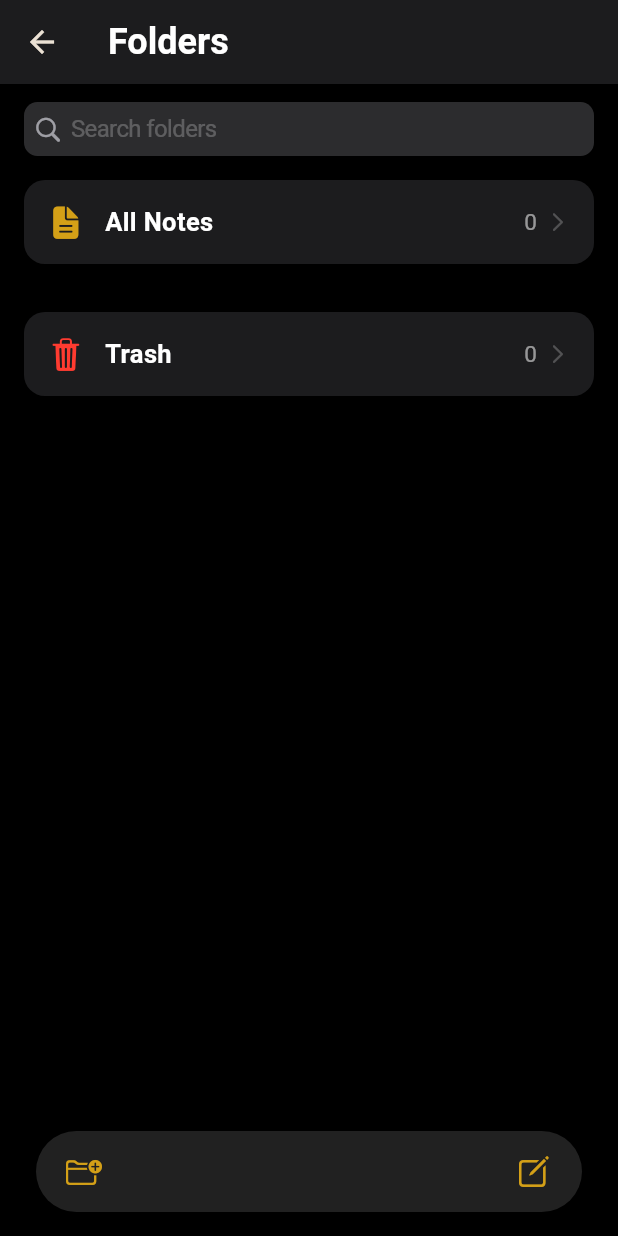
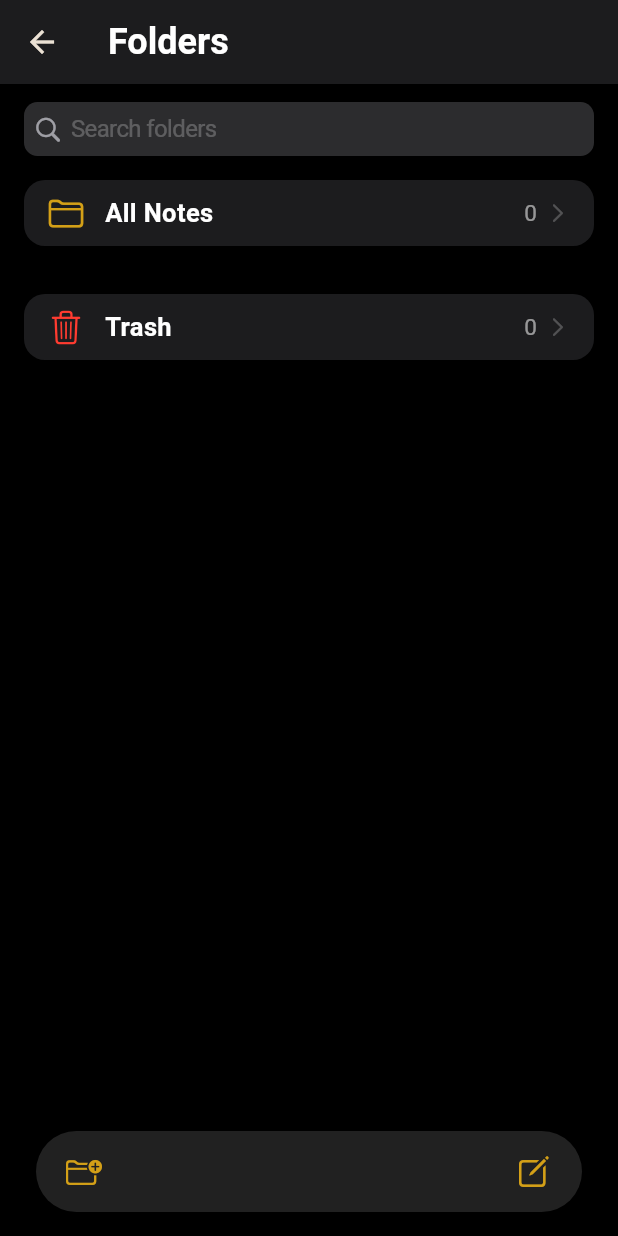
Before and after one commit to Adelodunpeter25/notes, a Flutter app: the FoldersView screen opened directly with empty values, on a phone screen of 412 x 824 dp. Run offline on Flutter 3.47's test engine with Material 3 defaults, Android fonts, the phone set to English and light mode, and no system bars; our stand-ins replace dio, drift, shared_preferences; missing offline and left inert: appflowy_editor; accounts and stored records are empty; generated files the repository leaves out were written again; Roboto replaces fonts that are missing (SF Pro Text).

Commit message:
Unify folder icons to outline and reduce folder card vertical padding

```diff
--- a/lib/widgets/folders_view.dart
+++ b/lib/widgets/folders_view.dart
@@ -102,7 +102,7 @@ class _FoldersViewState extends State<FoldersView> {
                       builder: (context, snapshot) {
                         final count = snapshot.data ?? 0;
                         return _FolderCard(
-                          icon: CupertinoIcons.doc_text_fill,
+                          icon: CupertinoIcons.folder,
                           iconColor: AppColors.accent,
                           title: 'All Notes',
                           count: count,
@@ -153,7 +153,7 @@ class _FoldersViewState extends State<FoldersView> {
                       builder: (context, snapshot) {
                         final count = snapshot.data ?? 0;
                         return _FolderCard(
-                          icon: CupertinoIcons.trash_fill,
+                          icon: CupertinoIcons.trash,
                           iconColor: AppColors.destructive,
                           title: 'Trash',
                           count: count,
@@ -320,7 +320,7 @@ class _FolderCard extends StatelessWidget {
         onTap: onTap,
         onLongPress: onLongPress,
         child: Padding(
-          padding: const EdgeInsets.symmetric(horizontal: 16, vertical: 16),
+          padding: const EdgeInsets.symmetric(horizontal: 16, vertical: 10),
           child: Row(
             children: [
               if (icon != null) ...[
```
